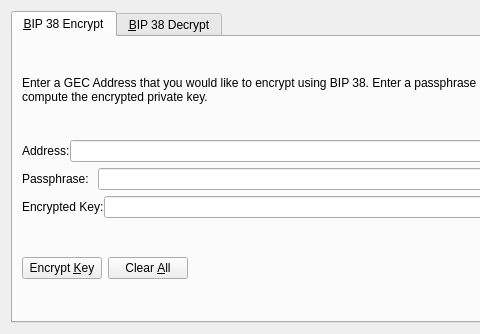
This is src/qt/forms/bip38tooldialog.ui in rivanando/GoldEgg as Qt 5 draws it before an edit; both pictures show x 0 to 480 and y 0 to 334 of the 700 by 334 pixel window. The edited form follows.
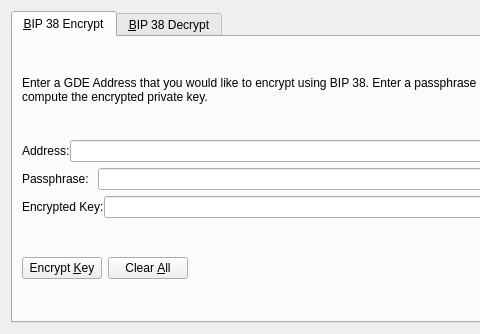
This is the edited form. The open tabs and pages were chosen to show the change. Icons and pictures are not drawn. Custom widgets are drawn as their Qt base class.

```diff
--- a/src/qt/forms/bip38tooldialog.ui
+++ b/src/qt/forms/bip38tooldialog.ui
@@ -30,7 +30,7 @@
        <item>
         <widget class="QLabel" name="infoLabel_ENC">
          <property name="text">
-          <string>Enter a GEC Address that you would like to encrypt using BIP 38. Enter a passphrase in the middle box. Press encrypt to compute the encrypted private key.</string>
+          <string>Enter a GDE Address that you would like to encrypt using BIP 38. Enter a passphrase in the middle box. Press encrypt to compute the encrypted private key.</string>
          </property>
          <property name="textFormat">
           <enum>Qt::PlainText</enum>
```
Left out of the diff: 8 changed lines with no effect on the pictures.
